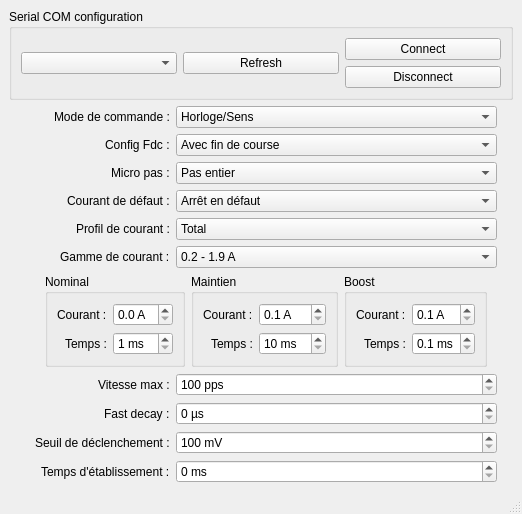
This is MdpFirst/ui/main.ui in LoicGRENON/MdpFirst as Qt 5 draws it before an edit. The edited form follows.
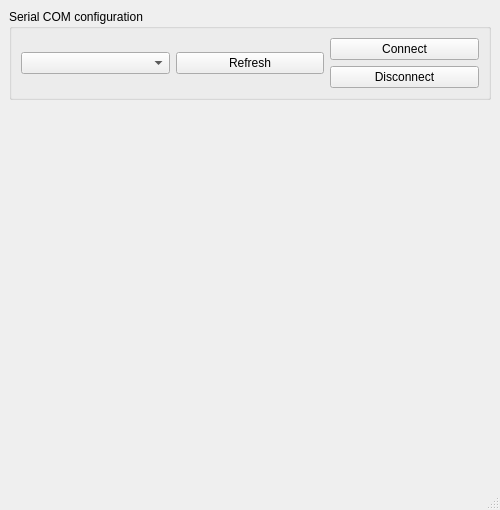
This is the edited form.

Commit message: Add a class "FirstPAP" and move all stuff related to FIRST PAP 40/5 on it

What changed in the file:
```diff
--- a/MdpFirst/ui/main.ui
+++ b/MdpFirst/ui/main.ui
@@ -125,529 +125,7 @@
     <item row="2" column="1">
      <layout class="QVBoxLayout" name="verticalLayout">
       <item>
-       <layout class="QFormLayout" name="formLayout_3">
-        <property name="fieldGrowthPolicy">
-         <enum>QFormLayout::AllNonFixedFieldsGrow</enum>
-        </property>
-        <property name="labelAlignment">
-         <set>Qt::AlignRight|Qt::AlignTrailing|Qt::AlignVCenter</set>
-        </property>
-        <property name="leftMargin">
-         <number>10</number>
-        </property>
-        <item row="0" column="0">
-         <widget class="QLabel" name="label">
-          <property name="text">
-           <string>Mode de commande :</string>
-          </property>
-          <property name="alignment">
-           <set>Qt::AlignCenter</set>
-          </property>
-         </widget>
-        </item>
-        <item row="0" column="1">
-         <widget class="QComboBox" name="cmdMode_cb">
-          <item>
-           <property name="text">
-            <string>Horloge/Sens</string>
-           </property>
-          </item>
-          <item>
-           <property name="text">
-            <string>CW/CCW</string>
-           </property>
-          </item>
-          <item>
-           <property name="text">
-            <string>EnableCW/EnableCCW</string>
-           </property>
-          </item>
-          <item>
-           <property name="text">
-            <string>Consigne analogique/Sens</string>
-           </property>
-          </item>
-          <item>
-           <property name="text">
-            <string>Pilotage par PC</string>
-           </property>
-          </item>
-         </widget>
-        </item>
-        <item row="1" column="0">
-         <widget class="QLabel" name="label_3">
-          <property name="text">
-           <string>Config Fdc :</string>
-          </property>
-         </widget>
-        </item>
-        <item row="2" column="0">
-         <widget class="QLabel" name="label_2">
-          <property name="text">
-           <string>Micro pas :</string>
-          </property>
-         </widget>
-        </item>
-        <item row="3" column="0">
-         <widget class="QLabel" name="label_4">
-          <property name="text">
-           <string>Courant de défaut :</string>
-          </property>
-         </widget>
-        </item>
-        <item row="4" column="0">
-         <widget class="QLabel" name="label_5">
-          <property name="text">
-           <string>Profil de courant :</string>
-          </property>
-         </widget>
-        </item>
-        <item row="5" column="0">
-         <widget class="QLabel" name="label_6">
-          <property name="text">
-           <string>Gamme de courant :</string>
-          </property>
-         </widget>
-        </item>
-        <item row="6" column="0" colspan="2">
-         <layout class="QHBoxLayout" name="horizontalLayout">
-          <item>
-           <spacer name="horizontalSpacer_3">
-            <property name="orientation">
-             <enum>Qt::Horizontal</enum>
-            </property>
-            <property name="sizeType">
-             <enum>QSizePolicy::Minimum</enum>
-            </property>
-            <property name="sizeHint" stdset="0">
-             <size>
-              <width>10</width>
-              <height>20</height>
-             </size>
-            </property>
-           </spacer>
-          </item>
-          <item>
-           <widget class="QGroupBox" name="groupBox_4">
-            <property name="title">
-             <string>Nominal</string>
-            </property>
-            <layout class="QFormLayout" name="formLayout_5">
-             <property name="fieldGrowthPolicy">
-              <enum>QFormLayout::AllNonFixedFieldsGrow</enum>
-             </property>
-             <property name="labelAlignment">
-              <set>Qt::AlignRight|Qt::AlignTrailing|Qt::AlignVCenter</set>
-             </property>
-             <item row="0" column="0">
-              <widget class="QLabel" name="label_7">
-               <property name="text">
-                <string>Courant :</string>
-               </property>
-              </widget>
-             </item>
-             <item row="0" column="1">
-              <widget class="QDoubleSpinBox" name="nominalCurrent">
-               <property name="suffix">
-                <string> A</string>
-               </property>
-               <property name="decimals">
-                <number>1</number>
-               </property>
-               <property name="maximum">
-                <double>5.000000000000000</double>
-               </property>
-               <property name="singleStep">
-                <double>0.100000000000000</double>
-               </property>
-              </widget>
-             </item>
-             <item row="1" column="0">
-              <widget class="QLabel" name="label_8">
-               <property name="text">
-                <string>Temps :</string>
-               </property>
-              </widget>
-             </item>
-             <item row="1" column="1">
-              <widget class="QSpinBox" name="nominalTime">
-               <property name="suffix">
-                <string> ms</string>
-               </property>
-               <property name="minimum">
-                <number>1</number>
-               </property>
-               <property name="maximum">
-                <number>99</number>
-               </property>
-               <property name="singleStep">
-                <number>1</number>
-               </property>
-              </widget>
-             </item>
-            </layout>
-           </widget>
-          </item>
-          <item>
-           <widget class="QGroupBox" name="groupBox_2">
-            <property name="title">
-             <string>Maintien</string>
-            </property>
-            <layout class="QFormLayout" name="formLayout_2">
-             <property name="fieldGrowthPolicy">
-              <enum>QFormLayout::AllNonFixedFieldsGrow</enum>
-             </property>
-             <property name="labelAlignment">
-              <set>Qt::AlignRight|Qt::AlignTrailing|Qt::AlignVCenter</set>
-             </property>
-             <item row="0" column="0">
-              <widget class="QLabel" name="label_9">
-               <property name="text">
-                <string>Courant :</string>
-               </property>
-              </widget>
-             </item>
-             <item row="0" column="1">
-              <widget class="QDoubleSpinBox" name="maintainCurrent">
-               <property name="suffix">
-                <string> A</string>
-               </property>
-               <property name="decimals">
-                <number>1</number>
-               </property>
-               <property name="minimum">
-                <double>0.100000000000000</double>
-               </property>
-               <property name="maximum">
-                <double>5.000000000000000</double>
-               </property>
-               <property name="singleStep">
-                <double>0.100000000000000</double>
-               </property>
-              </widget>
-             </item>
-             <item row="1" column="0">
-              <widget class="QLabel" name="label_10">
-               <property name="text">
-                <string>Temps :</string>
-               </property>
-              </widget>
-             </item>
-             <item row="1" column="1">
-              <widget class="QSpinBox" name="maintainTime">
-               <property name="suffix">
-                <string> ms</string>
-               </property>
-               <property name="minimum">
-                <number>10</number>
-               </property>
-               <property name="maximum">
-                <number>990</number>
-               </property>
-               <property name="singleStep">
-                <number>10</number>
-               </property>
-              </widget>
-             </item>
-            </layout>
-           </widget>
-          </item>
-          <item>
-           <widget class="QGroupBox" name="groupBox_3">
-            <property name="title">
-             <string>Boost</string>
-            </property>
-            <layout class="QFormLayout" name="formLayout_4">
-             <property name="labelAlignment">
-              <set>Qt::AlignRight|Qt::AlignTrailing|Qt::AlignVCenter</set>
-             </property>
-             <item row="0" column="0">
-              <widget class="QLabel" name="label_17">
-               <property name="text">
-                <string>Courant :</string>
-               </property>
-              </widget>
-             </item>
-             <item row="0" column="1">
-              <widget class="QDoubleSpinBox" name="boostCurrent">
-               <property name="suffix">
-                <string> A</string>
-               </property>
-               <property name="decimals">
-                <number>1</number>
-               </property>
-               <property name="minimum">
-                <double>0.100000000000000</double>
-               </property>
-               <property name="maximum">
-                <double>5.000000000000000</double>
-               </property>
-               <property name="singleStep">
-                <double>0.100000000000000</double>
-               </property>
-              </widget>
-             </item>
-             <item row="1" column="1">
-              <widget class="QDoubleSpinBox" name="boostTime">
-               <property name="suffix">
-                <string> ms</string>
-               </property>
-               <property name="decimals">
-                <number>1</number>
-               </property>
-               <property name="minimum">
-                <double>0.100000000000000</double>
-               </property>
-               <property name="maximum">
-                <double>9.900000000000000</double>
-               </property>
-               <property name="singleStep">
-                <double>0.100000000000000</double>
-               </property>
-              </widget>
-             </item>
-             <item row="1" column="0">
-              <widget class="QLabel" name="label_12">
-               <property name="text">
-                <string>Temps :</string>
-               </property>
-              </widget>
-             </item>
-            </layout>
-           </widget>
-          </item>
-          <item>
-           <spacer name="horizontalSpacer_4">
-            <property name="orientation">
-             <enum>Qt::Horizontal</enum>
-            </property>
-            <property name="sizeType">
-             <enum>QSizePolicy::Minimum</enum>
-            </property>
-            <property name="sizeHint" stdset="0">
-             <size>
-              <width>10</width>
-              <height>20</height>
-             </size>
-            </property>
-           </spacer>
-          </item>
-         </layout>
-        </item>
-        <item row="5" column="1">
-         <widget class="QComboBox" name="currentRange_cb">
-          <item>
-           <property name="text">
-            <string>0.2 - 1.9 A</string>
-           </property>
-          </item>
-          <item>
-           <property name="text">
-            <string>0.2 - 2.4 A</string>
-           </property>
-          </item>
-          <item>
-           <property name="text">
-            <string>0.3 - 3.1 A</string>
-           </property>
-          </item>
-          <item>
-           <property name="text">
-            <string>0.5 - 4.9 A</string>
-           </property>
-          </item>
-         </widget>
-        </item>
-        <item row="4" column="1">
-         <widget class="QComboBox" name="currentProfile_cb">
-          <item>
-           <property name="text">
-            <string>Total</string>
-           </property>
-          </item>
-          <item>
-           <property name="text">
-            <string>Sans boost</string>
-           </property>
-          </item>
-          <item>
-           <property name="text">
-            <string>Sans arrêt</string>
-           </property>
-          </item>
-          <item>
-           <property name="text">
-            <string>Sans boost et sans arrêt</string>
-           </property>
-          </item>
-          <item>
-           <property name="text">
-            <string>Sans maintien</string>
-           </property>
-          </item>
-          <item>
-           <property name="text">
-            <string>Sans maintien et sans boost</string>
-           </property>
-          </item>
-          <item>
-           <property name="text">
-            <string>Sans maintien et sans arrêt</string>
-           </property>
-          </item>
-          <item>
-           <property name="text">
-            <string>Sans maintien, sans boost et sans arrêt</string>
-           </property>
-          </item>
-         </widget>
-        </item>
-        <item row="3" column="1">
-         <widget class="QComboBox" name="currentFault_cb">
-          <item>
-           <property name="text">
-            <string>Arrêt en défaut</string>
-           </property>
-          </item>
-          <item>
-           <property name="text">
-            <string>Maintien en défaut</string>
-           </property>
-          </item>
-         </widget>
-        </item>
-        <item row="2" column="1">
-         <widget class="QComboBox" name="microStep_cb">
-          <item>
-           <property name="text">
-            <string>Pas entier</string>
-           </property>
-          </item>
-          <item>
-           <property name="text">
-            <string>1/2 pas</string>
-           </property>
-          </item>
-          <item>
-           <property name="text">
-            <string>1/4 pas</string>
-           </property>
-          </item>
-          <item>
-           <property name="text">
-            <string>1/8 pas</string>
-           </property>
-          </item>
-          <item>
-           <property name="text">
-            <string>1/16 pas</string>
-           </property>
-          </item>
-          <item>
-           <property name="text">
-            <string>1/32 pas</string>
-           </property>
-          </item>
-         </widget>
-        </item>
-        <item row="1" column="1">
-         <widget class="QComboBox" name="fctMode_cb">
-          <item>
-           <property name="text">
-            <string>Avec fin de course</string>
-           </property>
-          </item>
-          <item>
-           <property name="text">
-            <string>Avec boost et maintien</string>
-           </property>
-          </item>
-         </widget>
-        </item>
-        <item row="7" column="0">
-         <widget class="QLabel" name="label_13">
-          <property name="text">
-           <string>Vitesse max :</string>
-          </property>
-         </widget>
-        </item>
-        <item row="8" column="0">
-         <widget class="QLabel" name="label_14">
-          <property name="text">
-           <string>Fast decay :</string>
-          </property>
-         </widget>
-        </item>
-        <item row="9" column="0">
-         <widget class="QLabel" name="label_15">
-          <property name="text">
-           <string>Seuil de déclenchement :</string>
-          </property>
-         </widget>
-        </item>
-        <item row="10" column="0">
-         <widget class="QLabel" name="label_16">
-          <property name="text">
-           <string>Temps d'établissement :</string>
-          </property>
-         </widget>
-        </item>
-        <item row="7" column="1">
-         <widget class="QSpinBox" name="maxSpeed">
-          <property name="suffix">
-           <string> pps</string>
-          </property>
-          <property name="minimum">
-           <number>100</number>
-          </property>
-          <property name="maximum">
-           <number>9900</number>
-          </property>
-          <property name="singleStep">
-           <number>100</number>
-          </property>
-         </widget>
-        </item>
-        <item row="8" column="1">
-         <widget class="QSpinBox" name="fastDecay">
-          <property name="suffix">
-           <string> µs</string>
-          </property>
-          <property name="maximum">
-           <number>15</number>
-          </property>
-         </widget>
-        </item>
-        <item row="9" column="1">
-         <widget class="QSpinBox" name="deadband">
-          <property name="suffix">
-           <string> mV</string>
-          </property>
-          <property name="minimum">
-           <number>100</number>
-          </property>
-          <property name="maximum">
-           <number>10090</number>
-          </property>
-          <property name="singleStep">
-           <number>10</number>
-          </property>
-         </widget>
-        </item>
-        <item row="10" column="1">
-         <widget class="QSpinBox" name="filterTime">
-          <property name="suffix">
-           <string> ms</string>
-          </property>
-          <property name="maximum">
-           <number>7992</number>
-          </property>
-          <property name="singleStep">
-           <number>8</number>
-          </property>
-         </widget>
-        </item>
-       </layout>
+       <widget class="QWidget" name="moduleWidget" native="true"/>
       </item>
      </layout>
     </item>
```
The commit also changes 5 other files.
